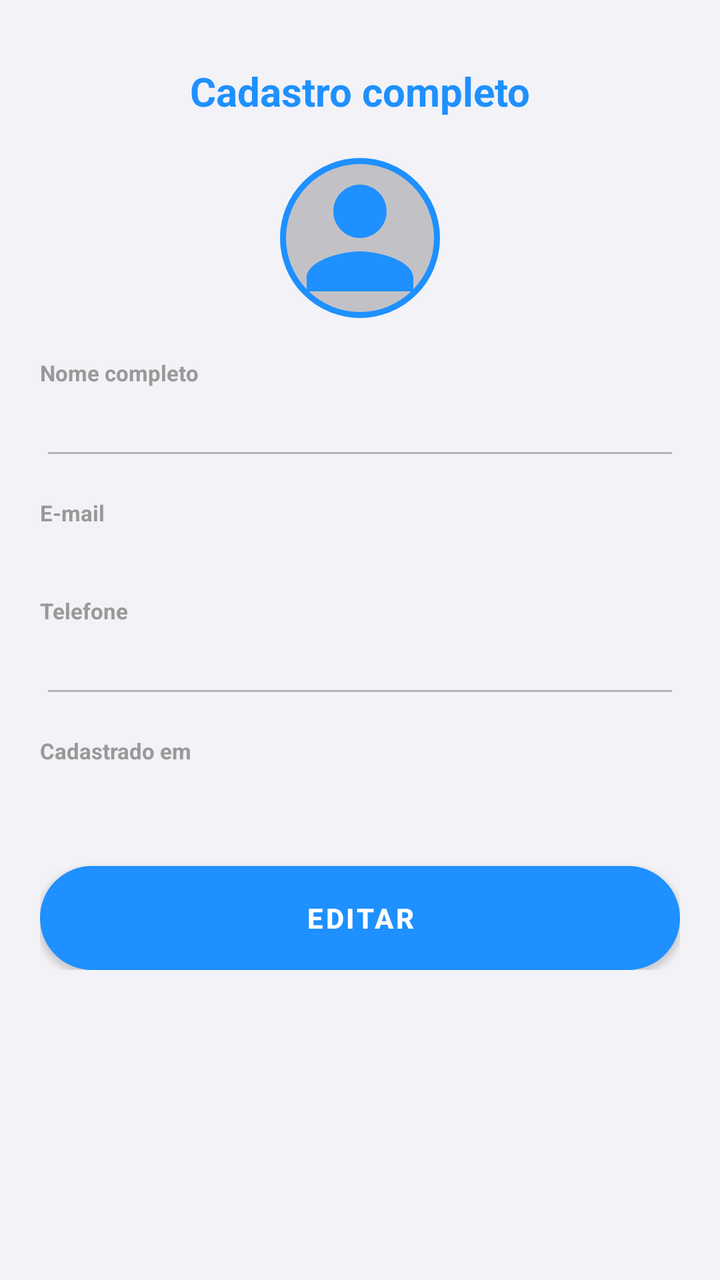
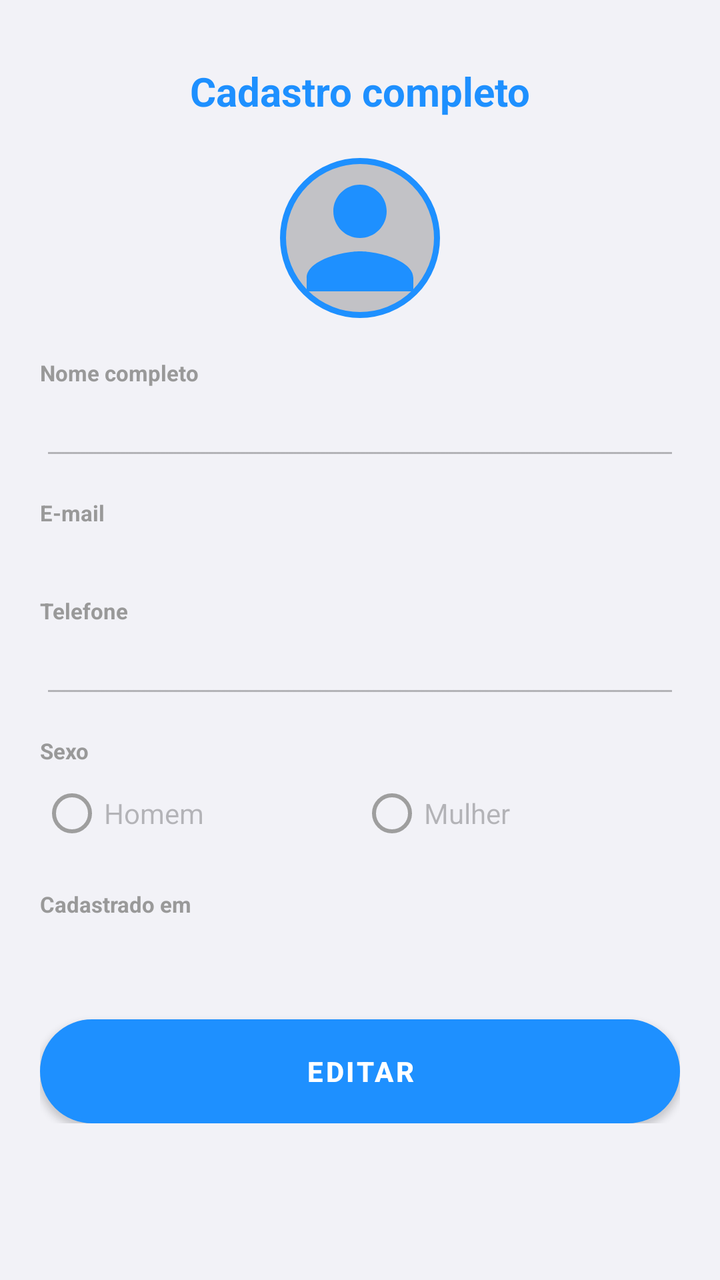

Screens rendered from an Android XML layout before and after an edit, with the pre-edit source and the edit as a unified diff.
<!-- AndroidManifest.xml: application theme Theme.Caronas -->
<!-- res/layout/activity_detalhes_usuario_admin.xml -->
<?xml version="1.0" encoding="utf-8"?>
<ScrollView xmlns:android="http://schemas.android.com/apk/res/android"
    android:layout_width="match_parent"
    android:layout_height="match_parent"
    android:background="@color/fundo_cinza_claro">

    <LinearLayout
        android:layout_width="match_parent"
        android:layout_height="wrap_content"
        android:orientation="vertical"
        android:padding="20dp">

        <TextView
            android:layout_width="match_parent"
            android:layout_height="wrap_content"
            android:text="@string/admin_detalhes_usuario_titulo"
            android:textColor="@color/azul_neon"
            android:textSize="20sp"
            android:textStyle="bold"
            android:gravity="center"
            android:paddingTop="12dp"
            android:paddingBottom="20dp" />

        <ImageView
            android:id="@+id/ivFotoDetalhesUsuario"
            android:layout_width="80dp"
            android:layout_height="80dp"
            android:layout_gravity="center"
            android:src="@drawable/ic_person_default"
            android:scaleType="centerCrop"
            android:background="@drawable/borda_circular_azul"
            android:layout_marginBottom="20dp"
            android:contentDescription="@null" />

        <TextView
            android:layout_width="match_parent"
            android:layout_height="wrap_content"
            android:text="@string/cadastro_nome_completo"
            android:textColor="#999999"
            android:textSize="11sp"
            android:textStyle="bold" />

        <EditText
            android:id="@+id/etDetalhesNome"
            android:layout_width="match_parent"
            android:layout_height="wrap_content"
            android:inputType="textPersonName"
            android:enabled="false"
            android:layout_marginBottom="14dp" />

        <TextView
            android:layout_width="match_parent"
            android:layout_height="wrap_content"
            android:text="@string/cadastro_email"
            android:textColor="#999999"
            android:textSize="11sp"
            android:textStyle="bold" />

        <TextView
            android:id="@+id/tvDetalhesEmail"
            android:layout_width="match_parent"
            android:layout_height="wrap_content"
            android:textColor="#555555"
            android:textSize="15sp"
            android:layout_marginBottom="14dp" />

        <TextView
            android:layout_width="match_parent"
            android:layout_height="wrap_content"
            android:text="@string/cadastro_telefone"
            android:textColor="#999999"
            android:textSize="11sp"
            android:textStyle="bold" />

        <EditText
            android:id="@+id/etDetalhesTelefone"
            android:layout_width="match_parent"
            android:layout_height="wrap_content"
            android:inputType="phone"
            android:enabled="false"
            android:layout_marginBottom="14dp" />

        
        <TextView
            android:id="@+id/tvDetalhesCpfRotulo"
            android:layout_width="match_parent"
            android:layout_height="wrap_content"
            android:text="@string/admin_detalhes_cpf"
            android:textColor="#999999"
            android:textSize="11sp"
            android:textStyle="bold"
            android:visibility="gone" />

        <TextView
            android:id="@+id/tvDetalhesCpf"
            android:layout_width="match_parent"
            android:layout_height="wrap_content"
            android:textColor="#555555"
            android:textSize="15sp"
            android:layout_marginBottom="14dp"
            android:visibility="gone" />

        <TextView
            android:layout_width="match_parent"
            android:layout_height="wrap_content"
            android:text="@string/admin_detalhes_cadastrado_em"
            android:textColor="#999999"
            android:textSize="11sp"
            android:textStyle="bold" />

        <TextView
            android:id="@+id/tvDetalhesCriadoEm"
            android:layout_width="match_parent"
            android:layout_height="wrap_content"
            android:textColor="#555555"
            android:textSize="15sp"
            android:layout_marginBottom="14dp" />

        
        <LinearLayout
            android:id="@+id/containerVeiculoDetalhes"
            android:layout_width="match_parent"
            android:layout_height="wrap_content"
            android:orientation="vertical"
            android:visibility="gone">

            <View
                android:layout_width="match_parent"
                android:layout_height="1dp"
                android:background="#DDDDDD"
                android:layout_marginTop="8dp"
                android:layout_marginBottom="8dp" />

            <TextView
                android:layout_width="match_parent"
                android:layout_height="wrap_content"
                android:text="@string/admin_detalhes_veiculo_titulo"
                android:textColor="#333333"
                android:textSize="13sp"
                android:textStyle="bold"
                android:layout_marginBottom="8dp" />

            <EditText
                android:id="@+id/etDetalhesVeiculoMarca"
                android:layout_width="match_parent"
                android:layout_height="wrap_content"
                android:hint="@string/cadastro_veiculo_marca"
                android:enabled="false"
                android:layout_marginBottom="10dp" />

            <EditText
                android:id="@+id/etDetalhesVeiculoModelo"
                android:layout_width="match_parent"
                android:layout_height="wrap_content"
                android:hint="@string/cadastro_veiculo_modelo"
                android:enabled="false"
                android:layout_marginBottom="10dp" />

            <EditText
                android:id="@+id/etDetalhesVeiculoCor"
                android:layout_width="match_parent"
                android:layout_height="wrap_content"
                android:hint="@string/cadastro_veiculo_cor"
                android:enabled="false"
                android:layout_marginBottom="10dp" />

            <EditText
                android:id="@+id/etDetalhesVeiculoPlaca"
                android:layout_width="match_parent"
                android:layout_height="wrap_content"
                android:hint="@string/cadastro_veiculo_placa"
                android:enabled="false"
                android:layout_marginBottom="10dp" />

        </LinearLayout>

        <Button
            android:id="@+id/btnEditarSalvarDetalhes"
            android:layout_width="match_parent"
            android:layout_height="52dp"
            android:text="@string/editar"
            android:textColor="#FFFFFF"
            android:textStyle="bold"
            android:background="@drawable/botao_azul_neon"
            android:layout_marginTop="16dp" />

        <ProgressBar
            android:id="@+id/progressBarDetalhesUsuario"
            android:layout_width="wrap_content"
            android:layout_height="wrap_content"
            android:layout_gravity="center"
            android:layout_marginTop="16dp"
            android:visibility="gone" />

    </LinearLayout>

</ScrollView>
<!-- resources referenced by this layout -->
<resources>
  <color name="azul_neon">#1E90FF</color>
  <color name="fundo_cinza_claro">#F2F2F7</color>
  <!-- drawable borda_circular_azul (drawable) -->
  <?xml version="1.0" encoding="utf-8"?>
  <shape xmlns:android="http://schemas.android.com/apk/res/android"
      android:shape="oval">
      <stroke
          android:width="3dp"
          android:color="#1E90FF" />
      <solid android:color="#33000000" />
  </shape>
  <!-- drawable botao_azul_neon (drawable) -->
  <?xml version="1.0" encoding="utf-8"?>
  <shape xmlns:android="http://schemas.android.com/apk/res/android">
      <solid android:color="#1E90FF" />
      <corners android:radius="25dp" />
      <stroke android:width="2dp" android:color="#66C7FF" />
      <padding android:left="16dp" android:right="16dp" android:top="12dp" android:bottom="12dp" />
  </shape>
  <!-- drawable ic_person_default (drawable) -->
  <?xml version="1.0" encoding="utf-8"?>
  <vector xmlns:android="http://schemas.android.com/apk/res/android"
      android:width="80dp"
      android:height="80dp"
      android:viewportWidth="24"
      android:viewportHeight="24">
      <path
          android:fillColor="#1E90FF"
          android:pathData="M12,12c2.21,0 4,-1.79 4,-4s-1.79,-4 -4,-4 -4,1.79 -4,4 1.79,4 4,4zM12,14c-2.67,0 -8,1.34 -8,4v2h16v-2c0,-2.66 -5.33,-4 -8,-4z"/>
  </vector>
  <string name="admin_detalhes_cadastrado_em">Cadastrado em</string>
  <string name="admin_detalhes_cpf">CPF (motorista)</string>
  <string name="admin_detalhes_usuario_titulo">Cadastro completo</string>
  <string name="admin_detalhes_veiculo_titulo">Veículo</string>
  <string name="cadastro_email">E-mail</string>
  <string name="cadastro_nome_completo">Nome completo</string>
  <string name="cadastro_telefone">Telefone</string>
  <string name="cadastro_veiculo_cor">Cor</string>
  <string name="cadastro_veiculo_marca">Marca</string>
  <string name="cadastro_veiculo_modelo">Modelo do veículo</string>
  <string name="cadastro_veiculo_placa">Placa</string>
  <string name="editar">Editar</string>
  <style name="Theme.Caronas" parent="Theme.MaterialComponents.DayNight.NoActionBar">
          <item name="colorPrimary">@color/azul_neon</item>
          <item name="colorPrimaryVariant">@color/azul_neon_escuro</item>
          <item name="colorOnPrimary">@color/white</item>
          <item name="colorSecondary">@color/azul_neon</item>
          <item name="colorSecondaryVariant">@color/azul_neon_escuro</item>
          <item name="colorOnSecondary">@color/white</item>
          <item name="android:statusBarColor">@color/fundo_escuro</item>
          <item name="android:windowBackground">@color/fundo_escuro</item>
      </style>
  <color name="azul_neon_escuro">#0D47A1</color>
  <color name="white">#FFFFFFFF</color>
  <color name="fundo_escuro">#0A0E1A</color>
</resources>

<!-- the commit's change to res/layout/activity_detalhes_usuario_admin.xml (unified diff, before → after) -->
@@ -82,6 +82,39 @@
 
         
         <TextView
+            android:layout_width="match_parent"
+            android:layout_height="wrap_content"
+            android:text="@string/admin_detalhes_sexo"
+            android:textColor="#999999"
+            android:textSize="11sp"
+            android:textStyle="bold" />
+
+        <RadioGroup
+            android:id="@+id/rgDetalhesSexo"
+            android:layout_width="match_parent"
+            android:layout_height="wrap_content"
+            android:orientation="horizontal"
+            android:layout_marginBottom="14dp">
+
+            <RadioButton
+                android:id="@+id/rbDetalhesSexoHomem"
+                android:layout_width="0dp"
+                android:layout_weight="1"
+                android:layout_height="wrap_content"
+                android:enabled="false"
+                android:text="@string/sexo_homem" />
+
+            <RadioButton
+                android:id="@+id/rbDetalhesSexoMulher"
+                android:layout_width="0dp"
+                android:layout_weight="1"
+                android:layout_height="wrap_content"
+                android:enabled="false"
+                android:text="@string/sexo_mulher" />
+        </RadioGroup>
+
+        
+        <TextView
             android:id="@+id/tvDetalhesCpfRotulo"
             android:layout_width="match_parent"
             android:layout_height="wrap_content"
<!-- resource entries referenced after the edit -->
@@ -32,6 +32,7 @@
   </vector>
   <string name="admin_detalhes_cadastrado_em">Cadastrado em</string>
   <string name="admin_detalhes_cpf">CPF (motorista)</string>
+  <string name="admin_detalhes_sexo">Sexo</string>
   <string name="admin_detalhes_usuario_titulo">Cadastro completo</string>
   <string name="admin_detalhes_veiculo_titulo">Veículo</string>
   <string name="cadastro_email">E-mail</string>
@@ -42,6 +43,8 @@
   <string name="cadastro_veiculo_modelo">Modelo do veículo</string>
   <string name="cadastro_veiculo_placa">Placa</string>
   <string name="editar">Editar</string>
+  <string name="sexo_homem">Homem</string>
+  <string name="sexo_mulher">Mulher</string>
   <style name="Theme.Caronas" parent="Theme.MaterialComponents.DayNight.NoActionBar">
           <item name="colorPrimary">@color/azul_neon</item>
           <item name="colorPrimaryVariant">@color/azul_neon_escuro</item>
